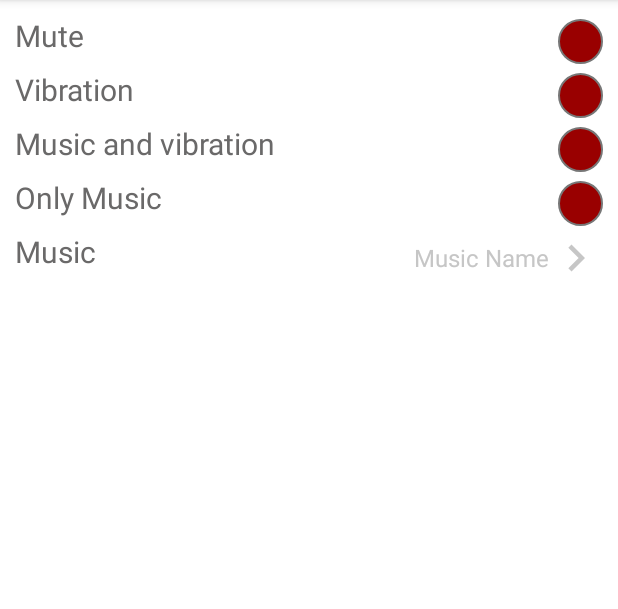
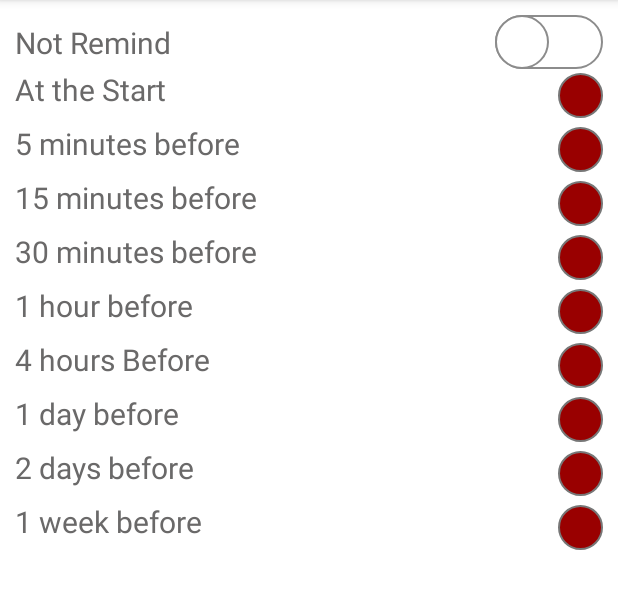
Before and after one commit to HornyPony/SectorTaskManager, an Android app: the ChooseReminderBeforeActivity screen opened directly, with no data from a screen before it, on a phone screen of 412 x 824 dp, the part 84-693 px from its top. Run offline under Robolectric (Android 15) with nearby library versions, the phone set to English and light mode, and no system bars; our stand-ins replace data binding.

Commit message:
Initial commit

```diff
--- a/app/build.gradle
+++ b/app/build.gradle
@@ -4,6 +4,9 @@ apply plugin: 'kotlin-android'
 android {
     compileSdkVersion 30
     buildToolsVersion "30.0.2"
+    buildFeatures {
+        dataBinding = true
+    }
 
     defaultConfig {
         applicationId "com.example.sectortaskmanager"
@@ -34,6 +37,7 @@ dependencies {
     testImplementation 'junit:junit:4.12'
     androidTestImplementation 'androidx.test.ext:junit:1.1.2'
     androidTestImplementation 'androidx.test.espresso:espresso-core:3.3.0'
+    implementation 'com.google.code.gson:gson:2.8.2'
 
     implementation 'com.makeramen:roundedimageview:2.3.0'
     implementation 'com.github.bumptech.glide:glide:4.11.0'
--- a/app/src/main/AndroidManifest.xml
+++ b/app/src/main/AndroidManifest.xml
@@ -9,8 +9,10 @@
         android:roundIcon="@mipmap/ic_launcher_round"
         android:supportsRtl="true"
         android:theme="@style/AppTheme">
+        <activity android:name=".Activities.RepeatModeActivity"></activity>
+        <activity android:name=".Activities.ChooseSoundModeActivity" />
         <activity android:name=".Activities.ChooseSoundActivity" />
-        <activity android:name=".Activities.ChooseNotificationBehaviourActivity" />
+        <activity android:name=".Activities.ChooseReminderBeforeActivity" />
         <activity android:name=".Activities.AddEventActivity">
             <intent-filter>
                 <action android:name="android.intent.action.MAIN" />
--- a/app/src/main/java/com/example/sectortaskmanager/Activities/ChooseNotificationBehaviourActivity.java
+++ b/app/src/main/java/com/example/sectortaskmanager/Activities/ChooseReminderBeforeActivity.java
@@ -3,26 +3,27 @@ package com.example.sectortaskmanager.Activities;
 import androidx.appcompat.app.AppCompatActivity;
 import androidx.appcompat.widget.AppCompatCheckBox;
 import androidx.constraintlayout.widget.ConstraintLayout;
+import androidx.databinding.DataBindingUtil;
 
-import android.content.Intent;
 import android.os.Bundle;
 import android.view.View;
 
+import com.example.sectortaskmanager.Intro.IntroItem;
 import com.example.sectortaskmanager.R;
+import com.example.sectortaskmanager.databinding.ActivityChooseReminderBeforeBinding;
 
-public class ChooseNotificationBehaviourActivity extends AppCompatActivity {
+
+public class ChooseReminderBeforeActivity extends AppCompatActivity {
+
+    private ActivityChooseReminderBeforeBinding binding;
+
     AppCompatCheckBox muteCheckBox, vibrationCheckBox, musicAndVibrationCheckBox, musicCheckBox;
     ConstraintLayout musicNameLayout;
 
     @Override
     protected void onCreate(Bundle savedInstanceState) {
         super.onCreate(savedInstanceState);
-        setContentView(R.layout.activity_choose_notifications_behaviour);
-        muteCheckBox = findViewById(R.id.muteCheckBox);
-        vibrationCheckBox = findViewById(R.id.vibrationCheckBox);
-        musicAndVibrationCheckBox = findViewById(R.id.musicAndVibrationCheckBox);
-        musicCheckBox = findViewById(R.id.musicCheckBox);
-        musicNameLayout = findViewById(R.id.musicNameLayout);
+        binding = DataBindingUtil.setContentView(this, R.layout.activity_choose_reminder_before);
 
 
         View.OnClickListener onClickListener = new View.OnClickListener() {
@@ -33,11 +34,11 @@ public class ChooseNotificationBehaviourActivity extends AppCompatActivity {
 
         };
 
-        muteCheckBox.setOnClickListener(onClickListener);
-        vibrationCheckBox.setOnClickListener(onClickListener);
-        musicAndVibrationCheckBox.setOnClickListener(onClickListener);
-        musicCheckBox.setOnClickListener(onClickListener);
-        musicNameLayout.setOnClickListener(onClickListener);
+        binding.daysBefore2CheckBox.setOnClickListener(onClickListener);
+    //    vibrationCheckBox.setOnClickListener(onClickListener);
+    //    musicAndVibrationCheckBox.setOnClickListener(onClickListener);
+       // musicCheckBox.setOnClickListener(onClickListener);
+       // musicNameLayout.setOnClickListener(onClickListener);
     }
 
     private void chooseElement(View view) {
@@ -66,8 +67,7 @@ public class ChooseNotificationBehaviourActivity extends AppCompatActivity {
                 musicAndVibrationCheckBox.setChecked(false);
                 musicCheckBox.setChecked(true);
                 break;
-            case R.id.musicNameLayout:
-                startActivity(new Intent(ChooseNotificationBehaviourActivity.this, ChooseSoundActivity.class));
+
         }
     }
 }
--- a/app/src/main/java/com/example/sectortaskmanager/Activities/ChooseSoundActivity.java
+++ b/app/src/main/java/com/example/sectortaskmanager/Activities/ChooseSoundActivity.java
@@ -1,8 +1,12 @@
 package com.example.sectortaskmanager.Activities;
 
 import androidx.appcompat.app.AppCompatActivity;
+import androidx.appcompat.widget.AppCompatCheckBox;
+import androidx.constraintlayout.widget.ConstraintLayout;
+import androidx.databinding.DataBindingUtil;
 
 import android.os.Bundle;
+import android.view.View;
 
 import com.example.sectortaskmanager.R;
 
@@ -12,5 +16,6 @@ public class ChooseSoundActivity extends AppCompatActivity {
     protected void onCreate(Bundle savedInstanceState) {
         super.onCreate(savedInstanceState);
         setContentView(R.layout.activity_choose_sound);
+
     }
 }
--- /dev/null
+++ b/app/src/main/res/layout/activity_choose_reminder_before.xml
@@ -0,0 +1,219 @@
+<?xml version="1.0" encoding="utf-8"?>
+<layout xmlns:app="http://schemas.android.com/apk/res-auto"
+    xmlns:tools="http://schemas.android.com/tools"
+    xmlns:android="http://schemas.android.com/apk/res/android">
+    <data>
+
+    </data>
+
+<LinearLayout
+    android:id="@+id/container"
+    android:layout_width="match_parent"
+    android:layout_height="match_parent"
+    android:orientation="vertical"
+    android:padding="@dimen/layouts_paddings"
+    tools:context=".Activities.ChooseReminderBeforeActivity">
+
+        <androidx.constraintlayout.widget.ConstraintLayout
+            android:layout_width="match_parent"
+            android:layout_height="wrap_content">
+
+            <TextView
+                style="@style/mediumTextView"
+                android:layout_width="wrap_content"
+                android:layout_height="match_parent"
+                android:text="@string/text_not_remind"
+                app:layout_constraintBottom_toBottomOf="parent"
+
+                app:layout_constraintStart_toStartOf="parent"
+                app:layout_constraintTop_toTopOf="parent"
+                app:layout_constraintVertical_bias="0.5" />
+
+            <Switch
+                android:layout_width="wrap_content"
+                android:layout_height="wrap_content"
+                android:thumb="@drawable/custom_thumb"
+                android:track="@drawable/custom_track"
+                app:layout_constraintEnd_toEndOf="parent"
+                app:layout_constraintTop_toTopOf="parent"
+                tools:ignore="UseSwitchCompatOrMaterialXml" />
+
+        </androidx.constraintlayout.widget.ConstraintLayout>
+
+        <RelativeLayout
+            android:layout_width="match_parent"
+            android:layout_height="@dimen/images_add_event">
+
+            <TextView
+                style="@style/mediumTextView"
+                android:layout_width="wrap_content"
+                android:layout_height="match_parent"
+                android:text="@string/text_at_the_start" />
+
+            <androidx.appcompat.widget.AppCompatCheckBox
+                android:id="@+id/atTheStartCheckBox"
+                android:layout_width="30dp"
+                android:layout_height="30dp"
+                android:layout_alignParentEnd="true"
+                android:layout_centerVertical="true"
+                android:button="@drawable/custom_checkbox" />
+        </RelativeLayout>
+
+        <RelativeLayout
+            android:layout_width="match_parent"
+            android:layout_height="@dimen/images_add_event">
+
+            <TextView
+                style="@style/mediumTextView"
+                android:layout_width="wrap_content"
+                android:layout_height="match_parent"
+                android:text="@string/text_5_minutes_before" />
+
+            <androidx.appcompat.widget.AppCompatCheckBox
+                android:id="@+id/fiveMinutesBeforeCheckBox"
+                android:layout_width="30dp"
+                android:layout_height="30dp"
+                android:layout_alignParentEnd="true"
+                android:layout_centerVertical="true"
+                android:button="@drawable/custom_checkbox" />
+        </RelativeLayout>
+
+        <RelativeLayout
+            android:layout_width="match_parent"
+            android:layout_height="@dimen/images_add_event">
+
+            <TextView
+                style="@style/mediumTextView"
+                android:layout_width="wrap_content"
+                android:layout_height="match_parent"
+                android:text="@string/text_15_minutes_before" />
+
+            <androidx.appcompat.widget.AppCompatCheckBox
+                android:id="@+id/minutesBefore15CheckBox"
+                android:layout_width="30dp"
+                android:layout_height="30dp"
+                android:layout_alignParentEnd="true"
+                android:layout_centerVertical="true"
+                android:button="@drawable/custom_checkbox" />
+        </RelativeLayout>
+
+        <RelativeLayout
+            android:layout_width="match_parent"
+            android:layout_height="@dimen/images_add_event">
+
+            <TextView
+                style="@style/mediumTextView"
+                android:layout_width="wrap_content"
+                android:layout_height="match_parent"
+                android:text="@string/text_30_minutes_before" />
+
+            <androidx.appcompat.widget.AppCompatCheckBox
+                android:id="@+id/minutesBefore30CheckBox"
+                android:layout_width="30dp"
+                android:layout_height="30dp"
+                android:layout_alignParentEnd="true"
+                android:layout_centerVertical="true"
+                android:button="@drawable/custom_checkbox" />
+        </RelativeLayout>
+
+        //
+
+        <RelativeLayout
+            android:layout_width="match_parent"
+            android:layout_height="@dimen/images_add_event">
+
+            <TextView
+                style="@style/mediumTextView"
+                android:layout_width="wrap_content"
+                android:layout_height="match_parent"
+                android:text="@string/text_1_hour_before" />
+
+            <androidx.appcompat.widget.AppCompatCheckBox
+                android:id="@+id/hoursBefore1CheckBox"
+                android:layout_width="30dp"
+                android:layout_height="30dp"
+                android:layout_alignParentEnd="true"
+                android:layout_centerVertical="true"
+                android:button="@drawable/custom_checkbox" />
+        </RelativeLayout>
+
+        <RelativeLayout
+            android:layout_width="match_parent"
+            android:layout_height="@dimen/images_add_event">
+
+            <TextView
+                style="@style/mediumTextView"
+                android:layout_width="wrap_content"
+                android:layout_height="match_parent"
+                android:text="@string/text_4_hours_before" />
+
+            <androidx.appcompat.widget.AppCompatCheckBox
+                android:id="@+id/hoursBefore4CheckBox"
+                android:layout_width="30dp"
+                android:layout_height="30dp"
+                android:layout_alignParentEnd="true"
+                android:layout_centerVertical="true"
+                android:button="@drawable/custom_checkbox" />
+        </RelativeLayout>
+
+        <RelativeLayout
+            android:layout_width="match_parent"
+            android:layout_height="@dimen/images_add_event">
+
+            <TextView
+                style="@style/mediumTextView"
+                android:layout_width="wrap_content"
+                android:layout_height="match_parent"
+                android:text="@string/text_1_day_before" />
+
+            <androidx.appcompat.widget.AppCompatCheckBox
+                android:id="@+id/daysBefore1CheckBox"
+                android:layout_width="30dp"
+                android:layout_height="30dp"
+                android:layout_alignParentEnd="true"
+                android:layout_centerVertical="true"
+                android:button="@drawable/custom_checkbox" />
+        </RelativeLayout>
+
+        <RelativeLayout
+            android:layout_width="match_parent"
+            android:layout_height="@dimen/images_add_event">
+
+            <TextView
+                style="@style/mediumTextView"
+                android:layout_width="wrap_content"
+                android:layout_height="match_parent"
+                android:text="@string/text_2_days_before" />
+
+            <androidx.appcompat.widget.AppCompatCheckBox
+                android:id="@+id/daysBefore2CheckBox"
+                android:layout_width="30dp"
+                android:layout_height="30dp"
+                android:layout_alignParentEnd="true"
+                android:layout_centerVertical="true"
+                android:button="@drawable/custom_checkbox" />
+        </RelativeLayout>
+
+        <RelativeLayout
+            android:layout_width="match_parent"
+            android:layout_height="@dimen/images_add_event">
+
+            <TextView
+                style="@style/mediumTextView"
+                android:layout_width="wrap_content"
+                android:layout_height="match_parent"
+                android:text="1 week before" />
+
+            <androidx.appcompat.widget.AppCompatCheckBox
+                android:id="@+id/weeksBefore1CheckBox"
+                android:layout_width="30dp"
+                android:layout_height="30dp"
+                android:layout_alignParentEnd="true"
+                android:layout_centerVertical="true"
+                android:button="@drawable/custom_checkbox" />
+        </RelativeLayout>
+
+
+    </LinearLayout>
+
+</layout>
--- a/app/src/main/res/layout/activity_choose_sound.xml
+++ b/app/src/main/res/layout/activity_choose_sound.xml
@@ -1,9 +1,11 @@
 <?xml version="1.0" encoding="utf-8"?>
-<androidx.constraintlayout.widget.ConstraintLayout xmlns:android="http://schemas.android.com/apk/res/android"
+<LinearLayout xmlns:android="http://schemas.android.com/apk/res/android"
     xmlns:app="http://schemas.android.com/apk/res-auto"
     xmlns:tools="http://schemas.android.com/tools"
     android:layout_width="match_parent"
     android:layout_height="match_parent"
+    android:orientation="vertical"
     tools:context=".Activities.ChooseSoundActivity">
 
-</androidx.constraintlayout.widget.ConstraintLayout>
+
+</LinearLayout>
--- a/app/src/main/res/layout/activity_choose_notifications_behaviour.xml
+++ b/app/src/main/res/layout/activity_repeat_mode.xml
@@ -6,8 +6,7 @@
     android:layout_height="match_parent"
     android:orientation="vertical"
     android:padding="@dimen/layouts_paddings"
-    android:id="@+id/container"
-    tools:context=".Activities.ChooseNotificationBehaviourActivity">
+    tools:context=".Activities.RepeatModeActivity">
 
     <RelativeLayout
         android:layout_width="match_parent"
@@ -17,11 +16,11 @@
             android:layout_width="wrap_content"
             android:layout_height="match_parent"
             style="@style/mediumTextView"
-            android:text="@string/text_mute"
+            android:text="@string/text_once"
             />
 
         <androidx.appcompat.widget.AppCompatCheckBox
-            android:id="@+id/muteCheckBox"
+            android:id="@+id/onceCheckBox"
             android:layout_width="30dp"
             android:layout_height="30dp"
             android:layout_centerVertical="true"
@@ -38,11 +37,50 @@
             android:layout_width="wrap_content"
             android:layout_height="match_parent"
             style="@style/mediumTextView"
-            android:text="@string/text_vibration"
+            android:text="@string/text_everyday"
             />
 
         <androidx.appcompat.widget.AppCompatCheckBox
-            android:id="@+id/vibrationCheckBox"
+            android:id="@+id/everydayCheckBox"
+            android:layout_width="30dp"
+            android:layout_height="30dp"
+            android:layout_alignParentEnd="true"
+            android:button="@drawable/custom_checkbox" />
+    </RelativeLayout>
+
+    <RelativeLayout
+        android:layout_width="match_parent"
+        android:layout_height="@dimen/images_add_event">
+
+        <TextView
+            android:layout_width="wrap_content"
+            android:layout_height="match_parent"
+            style="@style/mediumTextView"
+            android:text="@string/text_weekly"
+            />
+
+        <androidx.appcompat.widget.AppCompatCheckBox
+            android:id="@+id/weeklyCheckBox"
+            android:layout_width="30dp"
+            android:layout_height="30dp"
+            android:layout_alignParentEnd="true"
+            android:layout_centerVertical="true"
+            android:button="@drawable/custom_checkbox" />
+    </RelativeLayout>
+
+    <RelativeLayout
+        android:layout_width="match_parent"
+        android:layout_height="@dimen/images_add_event">
+
+        <TextView
+            android:layout_width="wrap_content"
+            android:layout_height="match_parent"
+            style="@style/mediumTextView"
+            android:text="@string/text_after_3_weeks"
+            />
+
+        <androidx.appcompat.widget.AppCompatCheckBox
+            android:id="@+id/every3weeksCheckBox"
             android:layout_width="30dp"
             android:layout_height="30dp"
             android:layout_centerVertical="true"
@@ -59,31 +97,11 @@
             android:layout_width="wrap_content"
             android:layout_height="match_parent"
             style="@style/mediumTextView"
-            android:text="@string/text_music_and_vibration"
+            android:text="@string/text_monthly"
             />
 
         <androidx.appcompat.widget.AppCompatCheckBox
-            android:id="@+id/musicAndVibrationCheckBox"
-            android:layout_width="30dp"
-            android:layout_height="30dp"
-            android:layout_centerVertical="true"
-            android:layout_alignParentEnd="true"
-            android:button="@drawable/custom_checkbox" />
-    </RelativeLayout>
-
-    <RelativeLayout
-        android:layout_width="match_parent"
-        android:layout_height="@dimen/images_add_event">
-
-        <TextView
-            android:layout_width="wrap_content"
-            android:layout_height="match_parent"
-            style="@style/mediumTextView"
-            android:text="@string/text_only_music"
-            />
-
-        <androidx.appcompat.widget.AppCompatCheckBox
-            android:id="@+id/musicCheckBox"
+            android:id="@+id/hoursBefore1CheckBox"
             android:layout_width="30dp"
             android:layout_height="30dp"
             android:layout_centerVertical="true"
@@ -100,37 +118,17 @@
             android:layout_width="wrap_content"
             android:layout_height="match_parent"
             style="@style/mediumTextView"
-            android:text="@string/text_music"
+            android:text="@string/text_annually"
             />
 
-        <androidx.constraintlayout.widget.ConstraintLayout
-            android:id="@+id/musicNameLayout"
-            android:layout_width="wrap_content"
-            android:layout_height="match_parent"
+        <androidx.appcompat.widget.AppCompatCheckBox
+            android:id="@+id/annuallyCheckBox"
+            android:layout_width="30dp"
+            android:layout_height="30dp"
+            android:layout_centerVertical="true"
+            android:button="@drawable/custom_checkbox"
             android:layout_alignParentEnd="true"
-            android:clickable="true"
-            android:focusable="true">
-
-            <TextView
-                android:id="@+id/reminderBeforeTextView"
-                style="@style/baseTextView"
-                android:layout_width="wrap_content"
-                android:layout_height="match_parent"
-                android:gravity="center"
-                android:text="@string/text_music_name"
-                app:layout_constraintEnd_toStartOf="@+id/musicBeforeArrow"
-                />
-
-            <ImageView
-                android:id="@+id/musicBeforeArrow"
-                android:layout_width="@dimen/images_add_event"
-                android:layout_height="@dimen/images_add_event"
-                android:src="@drawable/ic_baseline_keyboard_arrow_right_24"
-                app:layout_constraintBottom_toBottomOf="parent"
-                app:layout_constraintEnd_toEndOf="parent"
-                app:layout_constraintTop_toTopOf="parent" />
-
-        </androidx.constraintlayout.widget.ConstraintLayout>
+            />
     </RelativeLayout>
 
 </LinearLayout>
--- a/app/src/main/res/values/strings.xml
+++ b/app/src/main/res/values/strings.xml
@@ -11,7 +11,7 @@
     <string name="reminder_before_time">10 minutes</string>
     <string name="text_event_repeat">Repeat</string>
     <string name="repeat_time">Every month</string>
-    <string name="text_event_sound">Sound</string>
+    <string name="text_event_sound_mode">Sound mode</string>
     <string name="melody_name">Default</string>
     <string name="event_start_time">September 7 8:00 am</string>
     <string name="text_mute">Mute</string>
@@ -26,4 +26,19 @@
     <string name="text_start_time">8:00 am</string>
     <string name="text_end_date">22th September</string>
     <string name="text_end_time">9:00 am</string>
+    <string name="text_not_remind">Not Remind</string>
+    <string name="text_at_the_start">At the Start</string>
+    <string name="text_5_minutes_before">5 minutes before</string>
+    <string name="text_15_minutes_before">15 minutes before</string>
+    <string name="text_30_minutes_before">30 minutes before</string>
+    <string name="text_1_hour_before">1 hour before</string>
+    <string name="text_4_hours_before">4 hours Before</string>
+    <string name="text_1_day_before">1 day before</string>
+    <string name="text_2_days_before">2 days before</string>
+    <string name="text_once">Once</string>
+    <string name="text_everyday">Everyday</string>
+    <string name="text_weekly">Weekly</string>
+    <string name="text_after_3_weeks">Every 3 weeks</string>
+    <string name="text_monthly">Monthly</string>
+    <string name="text_annually">Annually</string>
 </resources>
```
Also changed, not shown: app/src/main/java/com/example/sectortaskmanager/Activities/AddEventActivity.java (+26 -6 lines), app/src/main/java/com/example/sectortaskmanager/Activities/ChooseSoundModeActivity.java (added, +16 -0 lines), app/src/main/java/com/example/sectortaskmanager/Activities/RepeatModeActivity.java (added, +18 -0 lines), app/src/main/java/com/example/sectortaskmanager/MyDatePickerFragment.java (+22 -2 lines), app/src/main/java/com/example/sectortaskmanager/Util/SharedPreferencesHelper.java (added, +47 -0 lines), app/src/main/res/layout/activity_add_event.xml (+7 -5 lines), app/src/main/res/layout/activity_choose_sound_mode.xml (added, +137 -0 lines).
